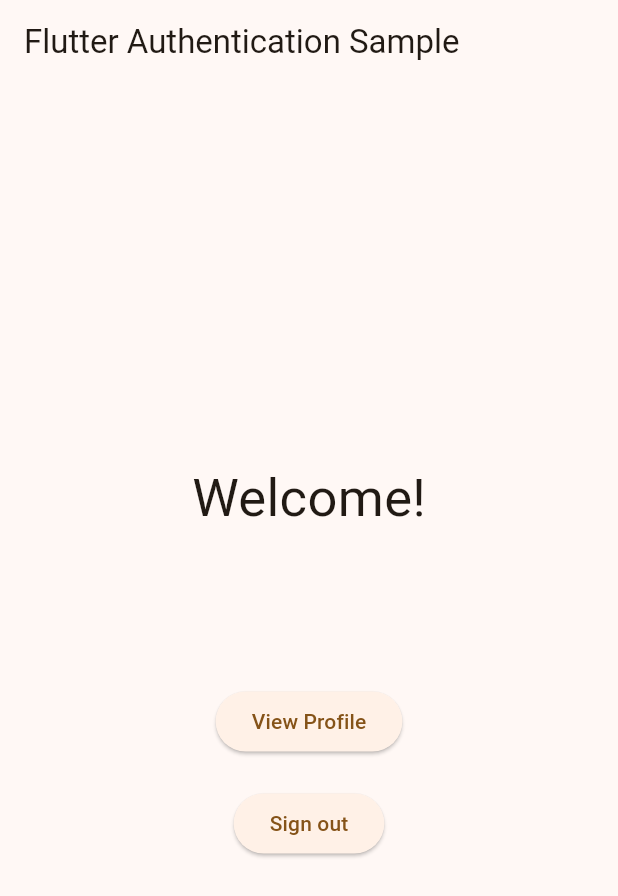
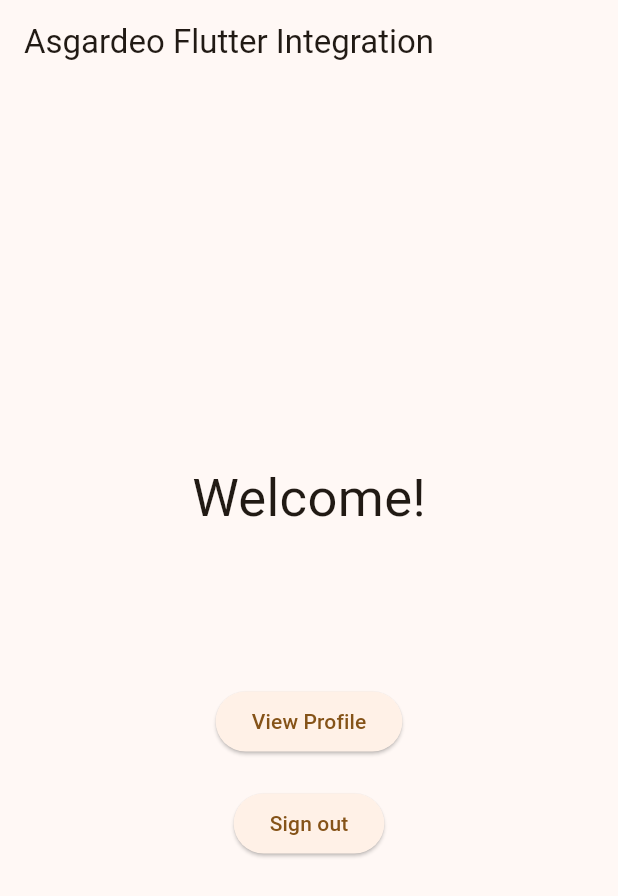
Before and after one commit to LakshiAthapaththu/asgardeo-flutter-integration-demo, a Flutter app: the screen it shows after launch, after a tap on "Sign In", after a tap on "View Profile", after a tap on "Back to home", on a phone screen of 412 x 824 dp. Shown: the top 896 px of the screen. Run offline on Flutter 3.47's test engine with Material 2 defaults, Android fonts, the phone set to English and light mode, and no system bars; network calls fail.

Commit message:
Implemented initial app ui and navigation

```diff
--- a/asgardeo_flutter_sample/lib/main.dart
+++ b/asgardeo_flutter_sample/lib/main.dart
@@ -1,75 +1,106 @@
 import 'package:flutter/material.dart';
-import 'package:provider/provider.dart';
+import 'dart:convert';
+
+const clientId = 'XGrwnd_G4VUEGDGcmjWG27E_3qwa';
+const redirectUrl = 'wso2.asgardeo.sampleflutterapp://login-callback';
+const discoveryUrl =
+    'https://api.asgardeo.io/t/lakshia/oauth2/token/.well-known/openid-configuration';
+const userInfoEndpoint = 'https://api.asgardeo.io/t/lakshia/oauth2/userinfo';
+const issuerUrl = 'https://api.asgardeo.io/t/lakshia/oauth2/token';
 
 void main() {
   runApp(MyApp());
 }
 
-class MyApp extends StatelessWidget {
-  const MyApp({super.key});
+class MyApp extends StatefulWidget {
+  @override
+  State<MyApp> createState() {
+    return _MyAppState();
+  }
+}
+
+class _MyAppState extends State<MyApp> {
+  late int _pageIndex;
+  late bool _isUserLoggedIn;
+  late String? _firstName;
+  late String? _lastName;
+  late String? _age;
+  late String? _country;
+  late String? _mobile;
+
+  @override
+  void initState() {
+    super.initState();
+    _pageIndex = 1;
+    _isUserLoggedIn = false;
+    _firstName = 'John';
+    _lastName = 'Mayer';
+    _age = '20';
+    _country = 'USA';
+    _mobile = '+192765421';
+  }
 
   @override
   Widget build(BuildContext context) {
-    return ChangeNotifierProvider(
-      create: (context) => MyAppState(),
-      child: MaterialApp(
-        title: 'Asgardeo Flutter Integration',
-        theme: ThemeData(
-          useMaterial3: true,
-          colorScheme: ColorScheme.fromSeed(seedColor: Colors.orange),
+    return MaterialApp(
+      title: 'Asgardeo Flutter Integration',
+      theme: ThemeData(
+        useMaterial3: true,
+        colorScheme: ColorScheme.fromSeed(seedColor: Colors.orange),
+      ),
+      home: Scaffold(
+        appBar: AppBar(
+          title: Text('Asgardeo Flutter Integration'),
         ),
-        home: MyHomePage(),
+        body: _isUserLoggedIn
+            ? _pageIndex == 2
+            ? HomePage(retrieveUserDetails, logOutFunction)
+            : _pageIndex == 3
+            ? ProfilePage(_firstName, _lastName, _age, _country,
+            _mobile, setPageIndex)
+            : LogInPage(loginFunction)
+            : LogInPage(loginFunction),
       ),
     );
   }
-}
 
-class MyAppState extends ChangeNotifier {
-  var isLoggedIn = false;
-  var pageIndex = 0;
-
-  void logIn() {
-    isLoggedIn = true;
-    notifyListeners();
+  void setPageIndex(index) {
+    setState(() {
+      _pageIndex = index;
+    });
   }
 
-  void logOut() {
-    isLoggedIn = false;
-    notifyListeners();
+  Future<void> loginFunction() async {
+    setPageIndex(2);
+    setState(() {
+      _isUserLoggedIn = true;
+    });
   }
 
-  void changePageIndex(page) {
-    pageIndex = page;
-    notifyListeners();
+  Future<void> retrieveUserDetails() async {
+    setPageIndex(3);
   }
-}
 
-class MyHomePage extends StatelessWidget {
-  @override
-  Widget build(BuildContext context) {
-    var appState = context.watch<MyAppState>();
-
-    return Scaffold(
-      appBar: AppBar(
-        title: Text('Flutter Authentication Sample'),
-      ),
-      body: appState.isLoggedIn
-          ? (appState.pageIndex == 1 ? HomePage() : ProfilePage())
-          : LogInPage(),
-    );
+  void logOutFunction() async {
+    setPageIndex(1);
+    setState(() {
+      _isUserLoggedIn = false;
+    });
   }
 }
 
 class LogInPage extends StatelessWidget {
+  final loginFunction;
+
+  const LogInPage(this.loginFunction);
+
   @override
   Widget build(BuildContext context) {
-    var appState = context.watch<MyAppState>();
-
     return Center(
       child: ElevatedButton(
         onPressed: () {
-          appState.logIn();
-          appState.changePageIndex(1);
+          loginFunction();
+          // appState.userLogin();
         },
         child: Text('Sign In'),
       ),
@@ -78,10 +109,13 @@ class LogInPage extends StatelessWidget {
 }
 
 class HomePage extends StatelessWidget {
+  final retriveProfileFunction;
+  final logOutFunction;
+
+  const HomePage(this.retriveProfileFunction, this.logOutFunction);
+
   @override
   Widget build(BuildContext context) {
-    var appState = context.watch<MyAppState>();
-
     return Center(
       child: Column(
         mainAxisAlignment: MainAxisAlignment.center,
@@ -90,15 +124,14 @@ class HomePage extends StatelessWidget {
           SizedBox(height: 100),
           ElevatedButton(
             onPressed: () {
-              appState.changePageIndex(2);
+              retriveProfileFunction();
             },
             child: Text('View Profile'),
           ),
           SizedBox(height: 20),
           ElevatedButton(
             onPressed: () {
-              appState.logOut();
-              appState.changePageIndex(0);
+              logOutFunction();
             },
             child: Text('Sign out'),
           ),
@@ -109,10 +142,18 @@ class HomePage extends StatelessWidget {
 }
 
 class ProfilePage extends StatelessWidget {
+  final firstName;
+  final LastName;
+  final age;
+  final country;
+  final mobile;
+  final pageIndex;
+
+  const ProfilePage(this.firstName, this.LastName, this.age, this.country,
+      this.mobile, this.pageIndex);
+
   @override
   Widget build(BuildContext context) {
-    var appState = context.watch<MyAppState>();
-
     return Center(
       child: Column(
         mainAxisAlignment: MainAxisAlignment.center,
@@ -142,18 +183,20 @@ class ProfilePage extends StatelessWidget {
                 child: Column(
                   children: [
                     SizedBox(height: 20),
-                    Text('First Name: John', style: TextStyle(fontSize: 20)),
-                    Text('Last Name: Mayer', style: TextStyle(fontSize: 20)),
-                    Text('Age: 20', style: TextStyle(fontSize: 20)),
-                    Text('Mobile: +1717552749', style: TextStyle(fontSize: 20)),
-                    Text('Country: USA', style: TextStyle(fontSize: 20)),
+                    Text('First Name: $firstName',
+                        style: TextStyle(fontSize: 20)),
+                    Text('Last Name: $LastName',
+                        style: TextStyle(fontSize: 20)),
+                    Text('Age: $age', style: TextStyle(fontSize: 20)),
+                    Text('Mobile: $mobile', style: TextStyle(fontSize: 20)),
+                    Text('Country: $country', style: TextStyle(fontSize: 20)),
                   ],
                 ),
               )),
           SizedBox(height: 20),
           ElevatedButton(
             onPressed: () {
-              appState.changePageIndex(1);
+              pageIndex(2);
             },
             child: Text('Back to home'),
           ),
```
